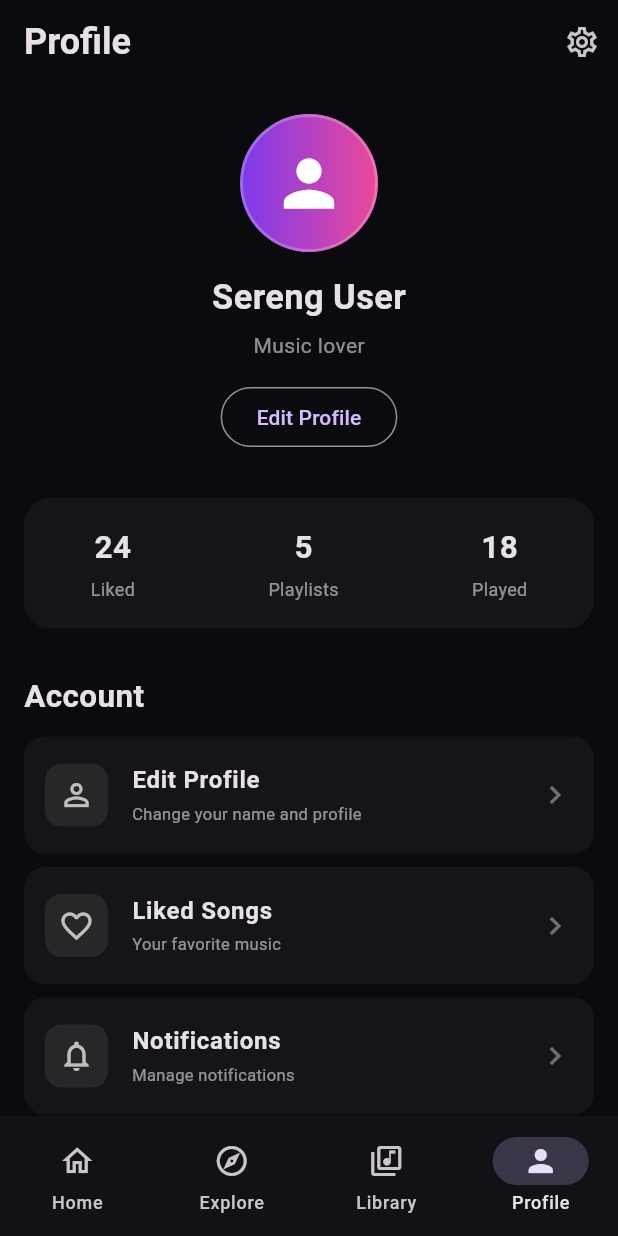
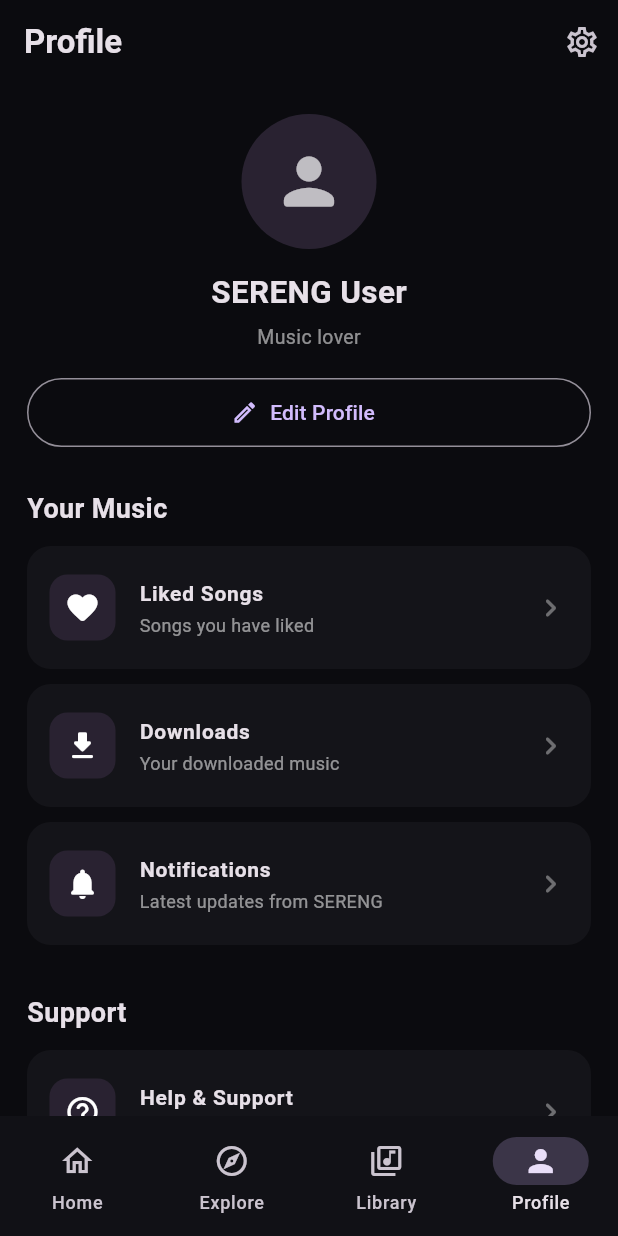
Before and after one commit to marandianil31-spec/Sereng, a Flutter app: the screen it shows once a user with an empty profile is signed in, item 4 of the bottom bar chosen, on a phone screen of 412 x 824 dp. Run offline on Flutter 3.47's test engine with Material 3 defaults, Android fonts, the phone set to English and light mode, and no system bars; our stand-ins replace cloud_firestore, file_picker, firebase_auth, firebase_core, google_sign_in, just_audio; accounts and stored records are empty.

Commit message:
Refactor ProfileScreen and update navigation
Refactored ProfileScreen by removing unused methods and updating UI elements. Added navigation to NotificationsScreen and adjusted layout properties.

```diff
--- a/lib/screens/profile_screen.dart
+++ b/lib/screens/profile_screen.dart
@@ -4,393 +4,211 @@
 import 'edit_profile_screen.dart';
 import 'liked_songs_screen.dart';
 import 'downloads_screen.dart';
+import 'notifications_screen.dart';
 
 class ProfileScreen extends StatelessWidget {
   const ProfileScreen({super.key});
-
-  void _openEditProfile(BuildContext context) {
-    Navigator.push(
-      context,
-      MaterialPageRoute(
-        builder: (_) => const EditProfileScreen(),
-      ),
-    );
-  }
-
-  void _openSettings(BuildContext context) {
-    Navigator.push(
-      context,
-      MaterialPageRoute(
-        builder: (_) => const SettingsScreen(),
-      ),
-    );
-  }
-
-  void _openLikedSongs(BuildContext context) {
-    Navigator.push(
-      context,
-      MaterialPageRoute(
-        builder: (_) => const LikedSongsScreen(),
-      ),
-    );
-  }
-
-  void _openDownloads(BuildContext context) {
-    Navigator.push(
-      context,
-      MaterialPageRoute(
-        builder: (_) => const DownloadsScreen(),
-      ),
-    );
-  }
 
   @override
   Widget build(BuildContext context) {
     return Scaffold(
       backgroundColor: const Color(0xFF0B0B0F),
-
       appBar: AppBar(
         backgroundColor: const Color(0xFF0B0B0F),
         elevation: 0,
-
         title: const Text(
           'Profile',
           style: TextStyle(
-            fontSize: 24,
             fontWeight: FontWeight.bold,
           ),
         ),
-
         actions: [
           IconButton(
+            tooltip: 'Settings',
             onPressed: () {
-              _openSettings(context);
+              Navigator.push(
+                context,
+                MaterialPageRoute(
+                  builder: (_) => const SettingsScreen(),
+                ),
+              );
             },
-            icon: const Icon(
-              Icons.settings_outlined,
-            ),
+            icon: const Icon(Icons.settings_outlined),
           ),
         ],
       ),
-
       body: ListView(
-        padding: const EdgeInsets.fromLTRB(
-          16,
-          10,
-          16,
-          30,
-        ),
-
+        padding: const EdgeInsets.fromLTRB(18, 10, 18, 30),
         children: [
           const SizedBox(height: 10),
 
-          // PROFILE HEADER
+          // Profile header
           Center(
             child: Column(
               children: [
                 Container(
-                  width: 92,
-                  height: 92,
-
+                  width: 90,
+                  height: 90,
                   decoration: BoxDecoration(
                     shape: BoxShape.circle,
-
-                    gradient: const LinearGradient(
-                      colors: [
-                        Color(0xFF7C3AED),
-                        Color(0xFFEC4899),
-                      ],
-                    ),
-
-                    border: Border.all(
-                      color: Colors.white24,
-                      width: 2,
-                    ),
+                    color: const Color(0xFF292231),
                   ),
-
                   child: const Icon(
-                    Icons.person,
+                    Icons.person_rounded,
                     size: 50,
-                    color: Colors.white,
+                    color: Colors.white70,
                   ),
                 ),
-
                 const SizedBox(height: 14),
-
                 const Text(
-                  'Sereng User',
+                  'SERENG User',
                   style: TextStyle(
-                    fontSize: 23,
+                    fontSize: 21,
                     fontWeight: FontWeight.bold,
                   ),
                 ),
-
                 const SizedBox(height: 5),
-
                 const Text(
                   'Music lover',
                   style: TextStyle(
                     color: Colors.white54,
-                    fontSize: 14,
+                    fontSize: 13,
                   ),
                 ),
+                const SizedBox(height: 18),
 
-                const SizedBox(height: 14),
-
-                // EDIT PROFILE BUTTON
-                OutlinedButton(
-                  onPressed: () {
-                    _openEditProfile(context);
-                  },
-                  child: const Text(
-                    'Edit Profile',
+                SizedBox(
+                  width: double.infinity,
+                  height: 46,
+                  child: OutlinedButton.icon(
+                    onPressed: () {
+                      Navigator.push(
+                        context,
+                        MaterialPageRoute(
+                          builder: (_) => const EditProfileScreen(),
+                        ),
+                      );
+                    },
+                    icon: const Icon(Icons.edit_outlined),
+                    label: const Text('Edit Profile'),
                   ),
                 ),
               ],
             ),
           ),
 
-          const SizedBox(height: 30),
+          const SizedBox(height: 28),
 
-          // STATISTICS
-          Container(
-            padding: const EdgeInsets.symmetric(
-              vertical: 18,
-            ),
-
-            decoration: BoxDecoration(
-              color: const Color(0xFF141419),
-              borderRadius: BorderRadius.circular(18),
-            ),
-
-            child: const Row(
-              mainAxisAlignment:
-                  MainAxisAlignment.spaceAround,
-
-              children: [
-                ProfileStat(
-                  value: '24',
-                  label: 'Liked',
-                ),
-
-                ProfileStat(
-                  value: '5',
-                  label: 'Playlists',
-                ),
-
-                ProfileStat(
-                  value: '18',
-                  label: 'Played',
-                ),
-              ],
-            ),
-          ),
-
-          const SizedBox(height: 30),
-
-          // ACCOUNT TITLE
           const Text(
-            'Account',
+            'Your Music',
             style: TextStyle(
-              fontSize: 21,
+              fontSize: 18,
               fontWeight: FontWeight.bold,
             ),
           ),
 
           const SizedBox(height: 12),
 
-          // EDIT PROFILE
           ProfileMenuTile(
-            icon: Icons.person_outline,
-            title: 'Edit Profile',
-            subtitle: 'Change your name and profile',
+            icon: Icons.favorite_rounded,
+            title: 'Liked Songs',
+            subtitle: 'Songs you have liked',
             onTap: () {
-              _openEditProfile(context);
-            },
-          ),
-
-          // LIKED SONGS
-          ProfileMenuTile(
-            icon: Icons.favorite_border,
-            title: 'Liked Songs',
-            subtitle: 'Your favorite music',
-            onTap: () {
-              _openLikedSongs(context);
-            },
-          ),
-
-          // NOTIFICATIONS
-          ProfileMenuTile(
-            icon: Icons.notifications_none,
-            title: 'Notifications',
-            subtitle: 'Manage notifications',
-            onTap: () {
-              ScaffoldMessenger.of(context).showSnackBar(
-                const SnackBar(
-                  content: Text(
-                    'Notifications screen will be connected next',
-                  ),
+              Navigator.push(
+                context,
+                MaterialPageRoute(
+                  builder: (_) => const LikedSongsScreen(),
                 ),
               );
             },
           ),
 
-          // DOWNLOADS
           ProfileMenuTile(
-            icon: Icons.download_outlined,
+            icon: Icons.download_rounded,
             title: 'Downloads',
-            subtitle: 'Manage downloaded songs',
+            subtitle: 'Your downloaded music',
             onTap: () {
-              _openDownloads(context);
+              Navigator.push(
+                context,
+                MaterialPageRoute(
+                  builder: (_) => const DownloadsScreen(),
+                ),
+              );
             },
           ),
 
-          const SizedBox(height: 25),
+          ProfileMenuTile(
+            icon: Icons.notifications_rounded,
+            title: 'Notifications',
+            subtitle: 'Latest updates from SERENG',
+            onTap: () {
+              Navigator.push(
+                context,
+                MaterialPageRoute(
+                  builder: (_) => const NotificationsScreen(),
+                ),
+              );
+            },
+          ),
 
-          // SETTINGS TITLE
+          const SizedBox(height: 22),
+
           const Text(
-            'Settings',
+            'Support',
             style: TextStyle(
-              fontSize: 21,
+              fontSize: 18,
               fontWeight: FontWeight.bold,
             ),
           ),
 
           const SizedBox(height: 12),
 
-          // LANGUAGE
           ProfileMenuTile(
-            icon: Icons.language,
-            title: 'Language',
-            subtitle: 'English',
-            onTap: () {
-              _openSettings(context);
-            },
-          ),
-
-          // APPEARANCE
-          ProfileMenuTile(
-            icon: Icons.dark_mode_outlined,
-            title: 'Appearance',
-            subtitle: 'Dark mode',
-            onTap: () {
-              _openSettings(context);
-            },
-          ),
-
-          // HELP & SUPPORT
-          ProfileMenuTile(
-            icon: Icons.help_outline,
+            icon: Icons.help_outline_rounded,
             title: 'Help & Support',
-            subtitle: 'Get help with Sereng',
+            subtitle: 'Get help with SERENG',
             onTap: () {
               ScaffoldMessenger.of(context).showSnackBar(
                 const SnackBar(
-                  content: Text(
-                    'Help & Support screen will be connected next',
-                  ),
+                  content: Text('Help & Support coming soon'),
                 ),
               );
             },
           ),
 
-          // ABOUT SERENG
           ProfileMenuTile(
-            icon: Icons.info_outline,
-            title: 'About Sereng',
-            subtitle: 'App information',
+            icon: Icons.info_outline_rounded,
+            title: 'About SERENG',
+            subtitle: 'Learn more about SERENG',
             onTap: () {
-              ScaffoldMessenger.of(context).showSnackBar(
-                const SnackBar(
-                  content: Text(
-                    'About Sereng screen will be connected next',
-                  ),
-                ),
+              showAboutDialog(
+                context: context,
+                applicationName: 'SERENG',
+                applicationVersion: '1.0.0',
+                applicationLegalese: '© SERENG',
               );
             },
           ),
 
-          const SizedBox(height: 25),
+          const SizedBox(height: 12),
 
-          // LOGOUT
-          Container(
-            decoration: BoxDecoration(
-              color: const Color(0xFF141419),
-              borderRadius: BorderRadius.circular(14),
-            ),
-
-            child: ListTile(
-              leading: const Icon(
-                Icons.logout,
-                color: Colors.redAccent,
-              ),
-
-              title: const Text(
-                'Log Out',
-                style: TextStyle(
-                  color: Colors.redAccent,
-                  fontWeight: FontWeight.bold,
+          ProfileMenuTile(
+            icon: Icons.logout_rounded,
+            title: 'Logout',
+            subtitle: 'Sign out from this device',
+            onTap: () {
+              ScaffoldMessenger.of(context).showSnackBar(
+                const SnackBar(
+                  content: Text('Logout will be connected later'),
                 ),
-              ),
-
-              onTap: () {
-                ScaffoldMessenger.of(context).showSnackBar(
-                  const SnackBar(
-                    content: Text(
-                      'Logout will be connected later',
-                    ),
-                  ),
-                );
-              },
-            ),
+              );
+            },
           ),
         ],
       ),
     );
   }
 }
-
-
-// PROFILE STAT WIDGET
-
-class ProfileStat extends StatelessWidget {
-  final String value;
-  final String label;
-
-  const ProfileStat({
-    super.key,
-    required this.value,
-    required this.label,
-  });
-
-  @override
-  Widget build(BuildContext context) {
-    return Column(
-      children: [
-        Text(
-          value,
-          style: const TextStyle(
-            fontSize: 21,
-            fontWeight: FontWeight.bold,
-          ),
-        ),
-
-        const SizedBox(height: 4),
-
-        Text(
-          label,
-          style: const TextStyle(
-            color: Colors.white54,
-            fontSize: 12,
-          ),
-        ),
-      ],
-    );
-  }
-}
-
-
-// PROFILE MENU TILE WIDGET
 
 class ProfileMenuTile extends StatelessWidget {
   final IconData icon;
@@ -409,56 +227,46 @@
   @override
   Widget build(BuildContext context) {
     return Container(
-      margin: const EdgeInsets.only(
-        bottom: 9,
-      ),
-
+      margin: const EdgeInsets.only(bottom: 10),
       decoration: BoxDecoration(
         color: const Color(0xFF141419),
-        borderRadius: BorderRadius.circular(14),
+        borderRadius: BorderRadius.circular(16),
       ),
-
       child: ListTile(
         contentPadding: const EdgeInsets.symmetric(
-          horizontal: 14,
-          vertical: 3,
+          horizontal: 15,
+          vertical: 5,
         ),
-
         leading: Container(
-          width: 42,
-          height: 42,
-
+          width: 44,
+          height: 44,
           decoration: BoxDecoration(
-            color: const Color(0xFF27272A),
-            borderRadius: BorderRadius.circular(11),
+            color: const Color(0xFF292231),
+            borderRadius: BorderRadius.circular(12),
           ),
-
           child: Icon(
             icon,
-            color: Colors.white70,
+            color: Colors.white,
           ),
         ),
-
         title: Text(
           title,
           style: const TextStyle(
             fontWeight: FontWeight.bold,
+            fontSize: 14,
           ),
         ),
-
         subtitle: Text(
           subtitle,
           style: const TextStyle(
             color: Colors.white54,
-            fontSize: 11,
+            fontSize: 12,
           ),
         ),
-
         trailing: const Icon(
-          Icons.chevron_right,
+          Icons.chevron_right_rounded,
           color: Colors.white38,
         ),
-
         onTap: onTap,
       ),
     );
```
